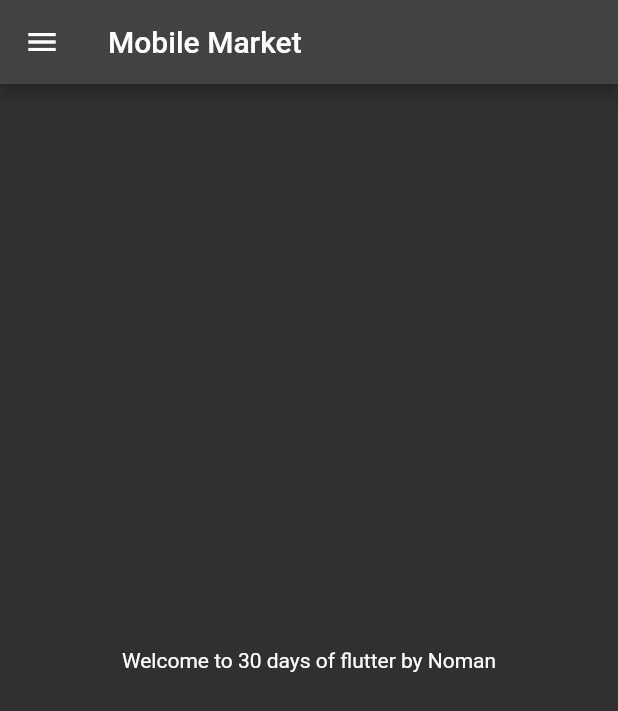
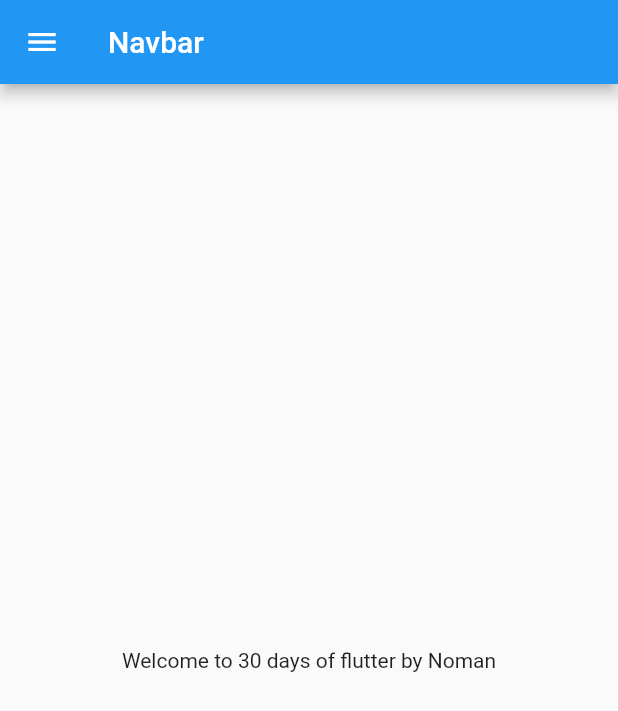
Before and after one commit to NomanShariq/Practise-App, a Flutter app: the screen it shows after launch, on a phone screen of 412 x 824 dp. Shown: the top 711 px of the screen. Run offline on Flutter 3.47's test engine with Material 2 defaults, Android fonts, the phone set to English and light mode, and no system bars.

Commit message:
Day3 completed

```diff
--- a/lib/main.dart
+++ b/lib/main.dart
@@ -1,5 +1,8 @@
+import 'package:firstapplications/pages/login_page.dart';
 import 'package:flutter/material.dart';
 import 'package:firstapplications/pages/home_page.dart';
+import 'package:firstapplications/pages/login_page.dart';
+
 
 
 void main() {
@@ -10,11 +13,15 @@ class MyApp extends StatelessWidget {
   @override
   Widget build(BuildContext context) {
     return MaterialApp(
-      home: Homepage(),
-      themeMode: ThemeMode.dark,
+      themeMode: ThemeMode.light,
       darkTheme: ThemeData(
         brightness:Brightness.dark,
       ),
+      initialRoute: "/home",
+      routes: {
+        "/" :(context) => LoginPage(),
+        "/home" :(context) => Homepage(),
+      },
     );
   }
 }
--- a/lib/pages/home_page.dart
+++ b/lib/pages/home_page.dart
@@ -1,25 +1,21 @@
-// ignore_for_file: avoid_unnecessary_containers, prefer_const_constructors
+import 'package:flutter/material.dart';
 
-import 'package:flutter/material.dart';
 
 class Homepage extends StatelessWidget {
   final int days = 30;
   final String name = "Noman";
 
-  const Homepage({Key? key}) : super(key: key);
-  @override
+    @override
   Widget build(BuildContext context) {
     return  Scaffold(
     appBar: AppBar(
-      title: Text("Mobile Market"),
-    ),
-      body: Material(
-        child: Center(
+      title: Text("Navbar"),
+     ),
+      body: Center(
           child: Container(
             child: Text("Welcome to $days days of flutter by $name") ,
     ),
         ),
-    ),
     drawer: Drawer(),
     );
   }
```
Also changed, not shown: lib/pages/login_page.dart (+19 -0 lines).
